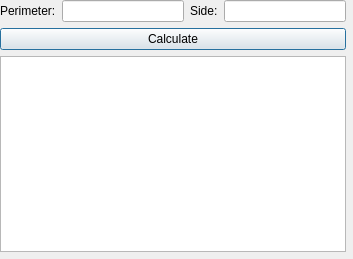
Before: the Qt Designer form src/gui/equ_trian_perimeter.ui in ayham-1/upperLowerBounds, drawn with Qt 5.
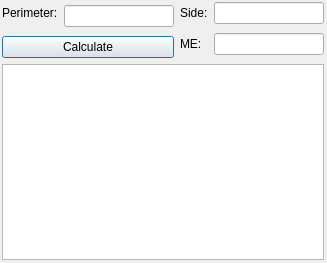
After: the same form once the commit is applied.

Commit message:
Fix UI missing max-error input.
- Missing max-error input fix.
- Add gitlab-cicd qmake build.

Patch:
```diff
--- a/src/gui/equ_trian_perimeter.ui
+++ b/src/gui/equ_trian_perimeter.ui
@@ -6,8 +6,8 @@
    <rect>
     <x>0</x>
     <y>0</y>
-    <width>353</width>
-    <height>259</height>
+    <width>327</width>
+    <height>263</height>
    </rect>
   </property>
   <property name="windowTitle">
@@ -16,14 +16,14 @@
   <widget class="QWidget" name="layoutWidget">
    <property name="geometry">
     <rect>
-     <x>0</x>
-     <y>0</y>
-     <width>346</width>
-     <height>252</height>
+     <x>2</x>
+     <y>2</y>
+     <width>322</width>
+     <height>258</height>
     </rect>
    </property>
-   <layout class="QVBoxLayout" name="verticalLayout">
-    <item>
+   <layout class="QGridLayout" name="gridLayout_2">
+    <item row="0" column="0">
      <layout class="QGridLayout" name="gridLayout">
       <item row="0" column="0">
        <widget class="QLabel" name="label">
@@ -32,7 +32,7 @@
         </property>
        </widget>
       </item>
-      <item row="0" column="1">
+      <item row="0" column="1" rowspan="2">
        <widget class="QLineEdit" name="lineEdit"/>
       </item>
       <item row="0" column="2">
@@ -45,7 +45,17 @@
       <item row="0" column="3">
        <widget class="QLineEdit" name="lineEdit_2"/>
       </item>
-      <item row="1" column="0" colspan="4">
+      <item row="1" column="2" rowspan="2">
+       <widget class="QLabel" name="label_3">
+        <property name="text">
+         <string>ME:</string>
+        </property>
+       </widget>
+      </item>
+      <item row="1" column="3" rowspan="2">
+       <widget class="QLineEdit" name="maxErrorText"/>
+      </item>
+      <item row="2" column="0" colspan="2">
        <widget class="QPushButton" name="pushButton">
         <property name="text">
          <string>Calculate</string>
@@ -54,7 +64,7 @@
       </item>
      </layout>
     </item>
-    <item>
+    <item row="1" column="0">
      <widget class="QPlainTextEdit" name="plainTextEdit"/>
     </item>
    </layout>
```
The commit also changes 16 other files.
